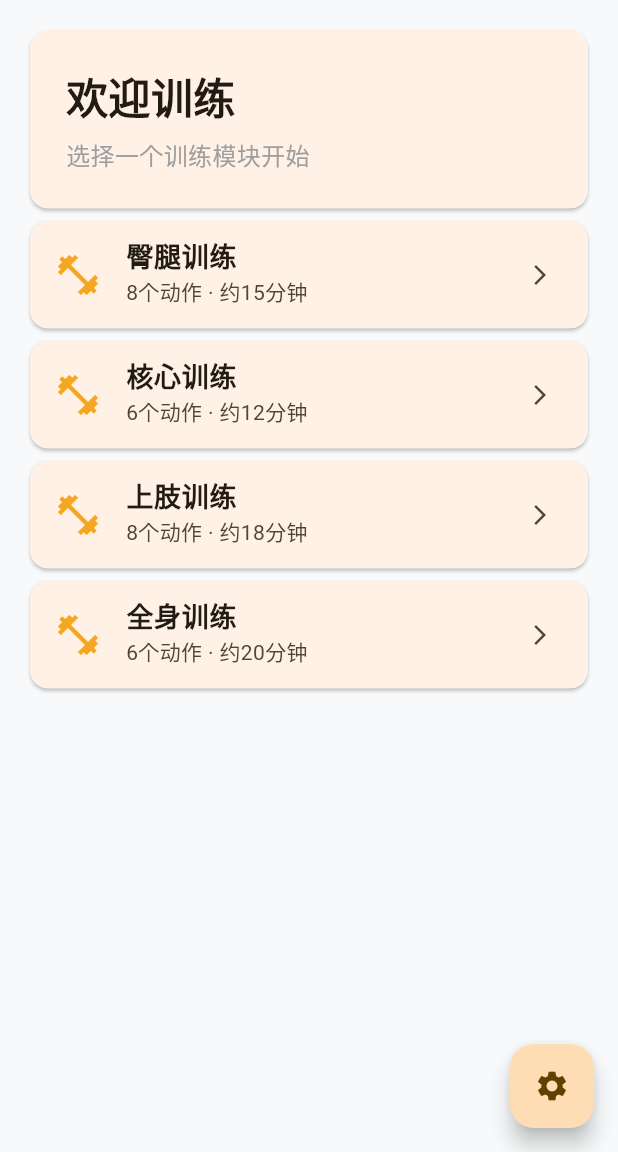
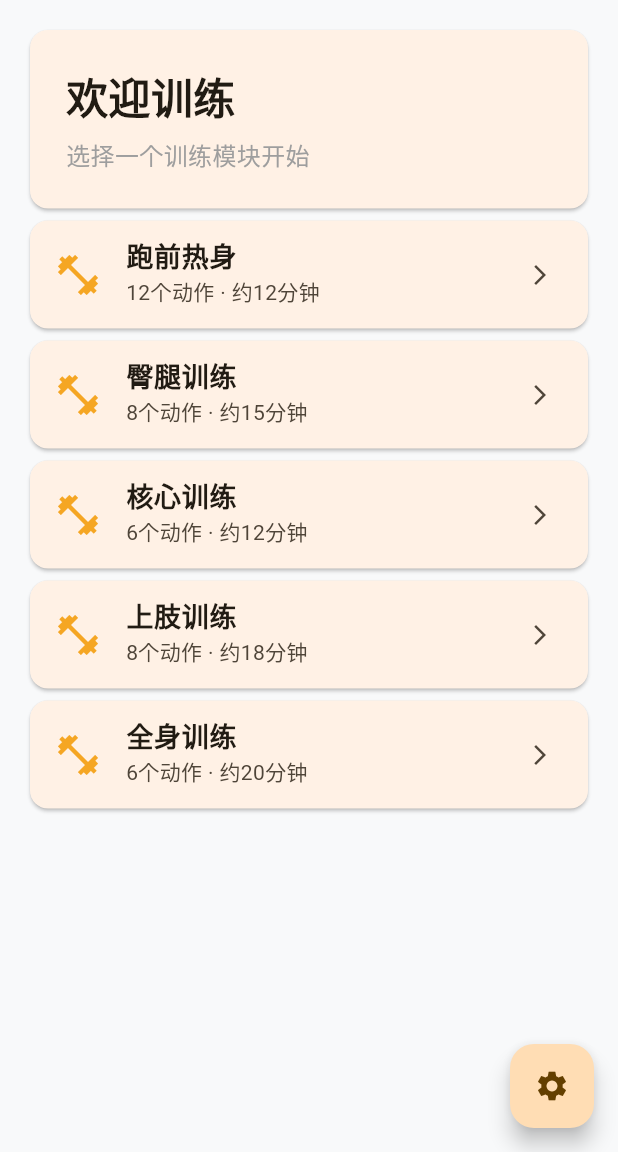
Before and after one commit to boyingliu01/personal-workout-android, a Flutter app: the screen it shows after launch, on a phone screen of 412 x 824 dp, the part 84-1236 px from its top. Run offline on Flutter 3.47's test engine with Material 3 defaults, Android fonts, the light colour scheme and no system bars; our stand-ins replace audioplayers, flutter_riverpod, flutter_tts, hive_flutter, shared_preferences, video_player; accounts and stored records are empty.

Commit message:
feat: 添加跑前热身模块（12个动作）
- 添加 warmup 和 stretch 类别到 ExerciseCategory 枚举
- 添加 12 个热身动作：开合跳、高抬腿、后踢腿、侧向交叉步、
  动态弓步转体、前后摆腿、侧向摆腿、髋关节绕环、最伟大拉伸、
  小腿行走、手臂绕环、躯干旋转
- 更新 exercise_animations.dart 映射（使用现有 GIF 作为 fallback）
- 更新 exercise_icons.dart 添加 warmup 图标
- 更新测试以反映新的 5 个 workouts 和 6 个 categories
- 所有 92 个测试通过

```diff
--- a/runner_app/lib/core/constants/exercise_animations.dart
+++ b/runner_app/lib/core/constants/exercise_animations.dart
@@ -42,4 +42,17 @@ const _exerciseAnimationMap = <String, String>{
   'clean_and_press': 'assets/animations/squat_jump.gif', // Using squat jump as fallback
   'man_maker': 'assets/animations/man_maker.gif', // Using burpee as temporary fallback
   'jumping_jack': 'assets/animations/jumping_jack.gif',
+  // Warmup
+  'warmup_jumping_jack': 'assets/animations/jumping_jack.gif',
+  'high_knees': 'assets/animations/squat_jump.gif', // Using squat jump as fallback
+  'butt_kicks': 'assets/animations/lunge.gif', // Using lunge as fallback
+  'grapevine': 'assets/animations/side_lunge.gif', // Using side lunge as fallback
+  'lunge_with_twist': 'assets/animations/lunge.gif', // Using lunge as fallback
+  'front_leg_swings': 'assets/animations/single_leg_deadlift.gif', // Using single leg deadlift as fallback
+  'side_leg_swings': 'assets/animations/side_lunge.gif', // Using side lunge as fallback
+  'hip_circles': 'assets/animations/squat.gif', // Using squat as fallback
+  'worlds_greatest_stretch': 'assets/animations/lunge.gif', // Using lunge as fallback
+  'calf_walks': 'assets/animations/calf_raise.gif', // Using calf raise as fallback
+  'arm_circles': 'assets/animations/lateral_raise.gif', // Using lateral raise as fallback
+  'torso_twists': 'assets/animations/russian_twist.gif', // Using russian twist as fallback
 };
--- a/runner_app/lib/core/constants/exercise_data.dart
+++ b/runner_app/lib/core/constants/exercise_data.dart
@@ -348,5 +348,152 @@ class ExerciseData {
     ],
   );
 
-  static List<Workout> get allWorkouts => [legsWorkout, coreWorkout, upperBodyWorkout, fullBodyWorkout];
+  static const Workout warmupWorkout = Workout(
+    id: 'warmup',
+    name: '跑前热身',
+    description: '激活心肺、提升体温、动态拉伸主要肌群',
+    estimatedMinutes: 12,
+    exercises: [
+      Exercise(
+        id: 'warmup_jumping_jack',
+        name: '开合跳',
+        description: '跳起时双脚分开，双手在头顶击掌，全身激活',
+        imagePath: '',
+        durationSeconds: 45,
+        restSeconds: 5,
+        targetMuscles: ['全身'],
+        difficulty: Difficulty.beginner,
+        category: ExerciseCategory.warmup,
+      ),
+      Exercise(
+        id: 'high_knees',
+        name: '高抬腿',
+        description: '原地跑步，膝盖尽量抬高至腰部，激活髋屈肌',
+        imagePath: '',
+        durationSeconds: 45,
+        restSeconds: 5,
+        targetMuscles: ['髋屈肌', '大腿前侧'],
+        difficulty: Difficulty.beginner,
+        category: ExerciseCategory.warmup,
+      ),
+      Exercise(
+        id: 'butt_kicks',
+        name: '后踢腿',
+        description: '原地跑步，脚后跟尽量踢向臀部，拉伸大腿前侧',
+        imagePath: '',
+        durationSeconds: 45,
+        restSeconds: 5,
+        targetMuscles: ['大腿前侧', '腘绳肌'],
+        difficulty: Difficulty.beginner,
+        category: ExerciseCategory.warmup,
+      ),
+      Exercise(
+        id: 'grapevine',
+        name: '侧向交叉步',
+        description: '侧向移动，双腿交替交叉，激活髋关节',
+        imagePath: '',
+        durationSeconds: 45,
+        restSeconds: 5,
+        targetMuscles: ['髋关节', '大腿内侧'],
+        difficulty: Difficulty.beginner,
+        category: ExerciseCategory.warmup,
+      ),
+      Exercise(
+        id: 'lunge_with_twist',
+        name: '动态弓步转体',
+        description: '向前弓步，上身向弓步侧旋转，拉伸髋屈肌和胸椎',
+        imagePath: '',
+        durationSeconds: 45,
+        restSeconds: 5,
+        targetMuscles: ['髋屈肌', '胸椎', '核心'],
+        difficulty: Difficulty.intermediate,
+        category: ExerciseCategory.warmup,
+      ),
+      Exercise(
+        id: 'front_leg_swings',
+        name: '前后摆腿',
+        description: '单手扶墙，腿部前后摆动，拉伸腘绳肌',
+        imagePath: '',
+        durationSeconds: 45,
+        restSeconds: 5,
+        targetMuscles: ['腘绳肌', '髋屈肌'],
+        difficulty: Difficulty.beginner,
+        category: ExerciseCategory.warmup,
+      ),
+      Exercise(
+        id: 'side_leg_swings',
+        name: '侧向摆腿',
+        description: '单手扶墙，腿部左右摆动，拉伸大腿内侧',
+        imagePath: '',
+        durationSeconds: 45,
+        restSeconds: 5,
+        targetMuscles: ['大腿内侧', '大腿外侧'],
+        difficulty: Difficulty.beginner,
+        category: ExerciseCategory.warmup,
+      ),
+      Exercise(
+        id: 'hip_circles',
+        name: '髋关节绕环',
+        description: '单腿站立，另一条腿画圈，活动髋关节',
+        imagePath: '',
+        durationSeconds: 45,
+        restSeconds: 5,
+        targetMuscles: ['髋关节'],
+        difficulty: Difficulty.beginner,
+        category: ExerciseCategory.warmup,
+      ),
+      Exercise(
+        id: 'worlds_greatest_stretch',
+        name: '最伟大拉伸',
+        description: '弓步→手肘触地→转体伸手，全身动态拉伸',
+        imagePath: '',
+        durationSeconds: 60,
+        restSeconds: 5,
+        targetMuscles: ['全身'],
+        difficulty: Difficulty.intermediate,
+        category: ExerciseCategory.warmup,
+      ),
+      Exercise(
+        id: 'calf_walks',
+        name: '小腿行走',
+        description: '踮脚向前行走，拉伸小腿和跟腱',
+        imagePath: '',
+        durationSeconds: 45,
+        restSeconds: 5,
+        targetMuscles: ['小腿', '跟腱'],
+        difficulty: Difficulty.beginner,
+        category: ExerciseCategory.warmup,
+      ),
+      Exercise(
+        id: 'arm_circles',
+        name: '手臂绕环',
+        description: '双臂伸直，前后画圈，活动肩关节',
+        imagePath: '',
+        durationSeconds: 45,
+        restSeconds: 5,
+        targetMuscles: ['肩部'],
+        difficulty: Difficulty.beginner,
+        category: ExerciseCategory.warmup,
+      ),
+      Exercise(
+        id: 'torso_twists',
+        name: '躯干旋转',
+        description: '双脚分开，双臂平举，左右旋转躯干，激活核心',
+        imagePath: '',
+        durationSeconds: 45,
+        restSeconds: 5,
+        targetMuscles: ['核心', '腰部'],
+        difficulty: Difficulty.beginner,
+        category: ExerciseCategory.warmup,
+      ),
+    ],
+  );
+
+  static List<Workout> get allWorkouts => [
+        warmupWorkout,
+        legsWorkout,
+        coreWorkout,
+        upperBodyWorkout,
+        fullBodyWorkout,
+      ];
 }
--- a/runner_app/lib/core/constants/exercise_icons.dart
+++ b/runner_app/lib/core/constants/exercise_icons.dart
@@ -13,6 +13,8 @@ IconData _categoryIcon(ExerciseCategory category) {
     ExerciseCategory.core => Icons.self_improvement,
     ExerciseCategory.upperBody => Icons.accessibility_new,
     ExerciseCategory.fullBody => Icons.sports_gymnastics,
+    ExerciseCategory.warmup => Icons.whatshot,
+    ExerciseCategory.stretch => Icons.self_improvement,
   };
 }
 
--- a/runner_app/lib/domain/entities/exercise.dart
+++ b/runner_app/lib/domain/entities/exercise.dart
@@ -1,6 +1,6 @@
 enum Difficulty { beginner, intermediate, advanced }
 
-enum ExerciseCategory { legs, core, upperBody, fullBody }
+enum ExerciseCategory { legs, core, upperBody, fullBody, warmup, stretch }
 
 class Exercise {
   final String id;
```
Also changed, not shown: 2 other files.
